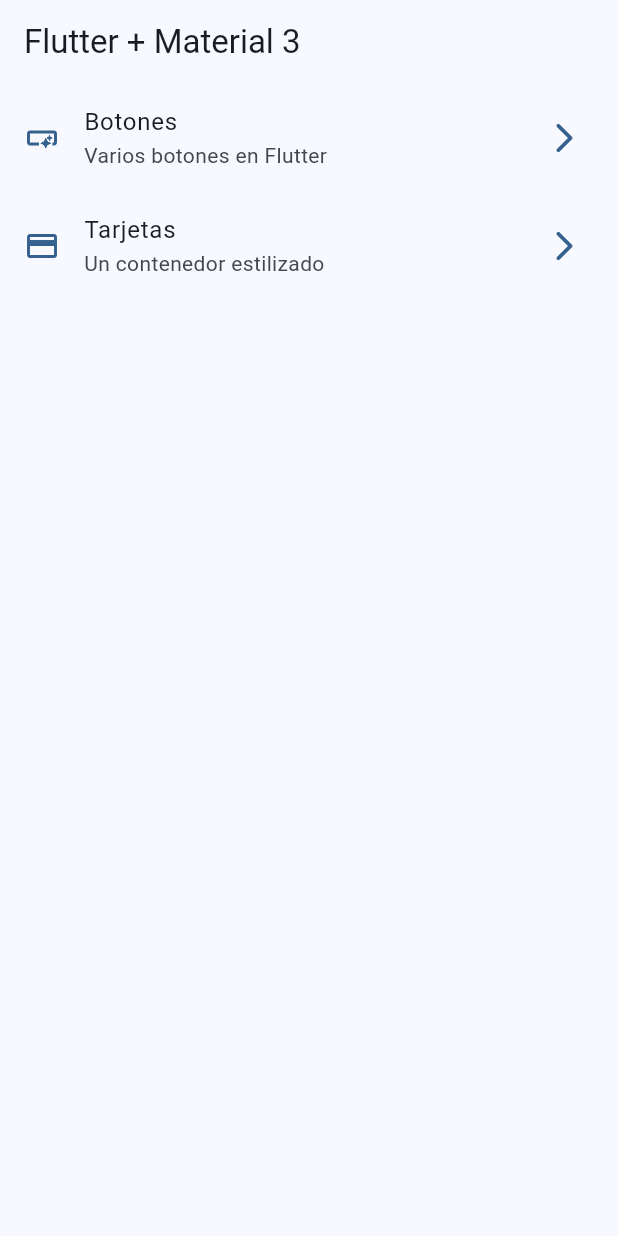
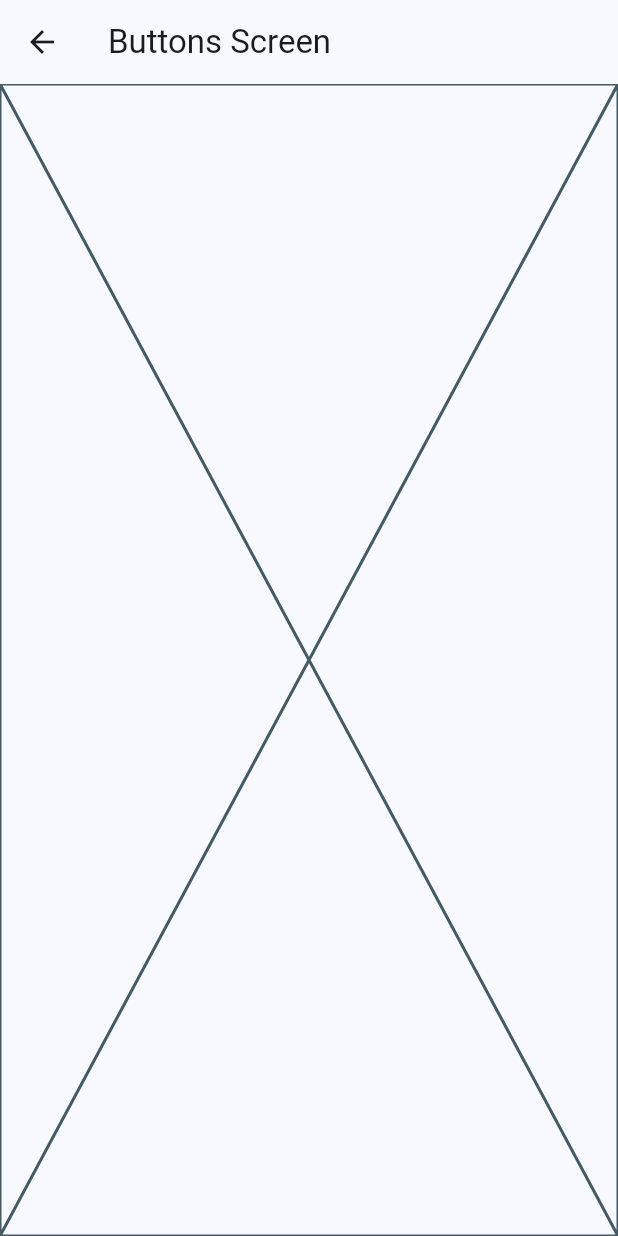
Before and after one commit to edisondavidcode/widgets_app_flutter, a Flutter app: the screen it shows after launch, after a tap on "Botones", on a phone screen of 412 x 824 dp. Run offline on Flutter 3.47's test engine with Material 3 defaults, Android fonts, the phone set to English and light mode, and no system bars.

Commit message:
Navegación entre pantallas

```diff
--- a/lib/config/menu/menu_items.dart
+++ b/lib/config/menu/menu_items.dart
@@ -23,6 +23,6 @@
   MenuItems(
       title: 'Tarjetas',
       subTitle: 'Un contenedor estilizado',
-      link: '/card',
+      link: '/cards',
       icon: Icons.credit_card)
 ];
--- a/lib/main.dart
+++ b/lib/main.dart
@@ -1,5 +1,7 @@
 import 'package:flutter/material.dart';
 import 'package:widgets_app_flutter/config/theme/app_theme.dart';
+import 'package:widgets_app_flutter/presentation/screens/buttons/buttons_screen.dart';
+import 'package:widgets_app_flutter/presentation/screens/cards/cards_screen.dart';
 import 'package:widgets_app_flutter/presentation/screens/home/home_screen.dart';
 
 void main() {
@@ -14,11 +16,11 @@
     return MaterialApp(
       debugShowCheckedModeBanner: false,
       theme: AppTheme(selectedColor: 0).getTheme(),
-      home: const Scaffold(
-        body: Center(
-          child: HomeScreen(),
-        ),
-      ),
+      home: const HomeScreen(),
+      routes: {
+        '/buttons': (context) => const ButtonsScreen(),
+        '/cards': (context) => const CardScreen(),
+      },
     );
   }
 }
--- /dev/null
+++ b/lib/presentation/screens/buttons/buttons_screen.dart
@@ -0,0 +1,15 @@
+import 'package:flutter/material.dart';
+
+class ButtonsScreen extends StatelessWidget {
+  const ButtonsScreen({super.key});
+
+  @override
+  Widget build(BuildContext context) {
+    return Scaffold(
+      appBar: AppBar(
+        title: const Text('Buttons Screen'),
+      ),
+      body: const Placeholder(),
+    );
+  }
+}
--- a/lib/presentation/screens/home/home_screen.dart
+++ b/lib/presentation/screens/home/home_screen.dart
@@ -44,7 +44,9 @@
       title: Text(menuItem.title),
       subtitle: Text(menuItem.subTitle),
       onTap: () {
-        // TODO Navegar a otra pantalla
+        Navigator.pushNamed(context, menuItem.link);
+        // Navigator.of(context).push(
+        //     MaterialPageRoute(builder: (context) => const ButtonsScreen()));
       },
     );
   }
```
Also changed, not shown: lib/presentation/screens/cards/cards_screen.dart (added, +15 -0 lines).
